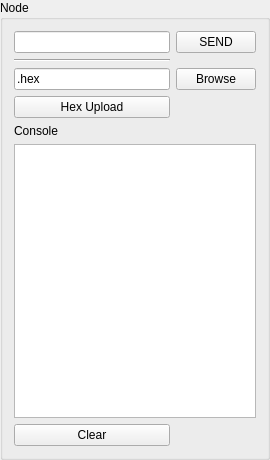
Old version of the form PC/gui/TKN_Nodebox.ui in the repository chrispap/TKN.
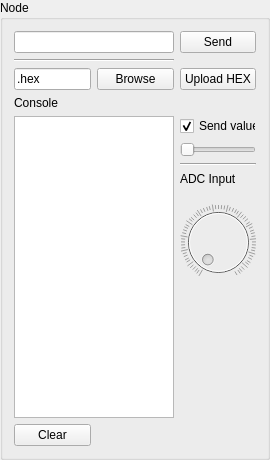
New version of the form.

Commit message: Dial displays the AD value, send byte with slider.

The edit to the form file:
```diff
--- a/PC/gui/TKN_Nodebox.ui
+++ b/PC/gui/TKN_Nodebox.ui
@@ -35,13 +35,6 @@
    <string>Node </string>
   </property>
   <layout class="QGridLayout" name="gridLayout">
-   <item row="1" column="1">
-    <widget class="QPushButton" name="buttonSend">
-     <property name="text">
-      <string>SEND</string>
-     </property>
-    </widget>
-   </item>
    <item row="4" column="1">
     <widget class="QPushButton" name="buttonBrowseHex">
      <property name="text">
@@ -49,7 +42,7 @@
      </property>
     </widget>
    </item>
-   <item row="1" column="0">
+   <item row="1" column="0" colspan="2">
     <widget class="QLineEdit" name="lineEdit_DataToSend">
      <property name="font">
       <font>
@@ -87,20 +80,13 @@
      </property>
     </widget>
    </item>
-   <item row="3" column="0">
+   <item row="3" column="0" colspan="2">
     <widget class="Line" name="line">
      <property name="orientation">
       <enum>Qt::Horizontal</enum>
      </property>
     </widget>
    </item>
-   <item row="7" column="0">
-    <widget class="QPushButton" name="buttonHexUpload">
-     <property name="text">
-      <string>Hex Upload</string>
-     </property>
-    </widget>
-   </item>
    <item row="9" column="0" colspan="2">
     <widget class="QTextEdit" name="textEditConsole">
      <property name="readOnly">
@@ -108,6 +94,84 @@
      </property>
     </widget>
    </item>
+   <item row="4" column="2">
+    <widget class="QPushButton" name="buttonHexUpload">
+     <property name="text">
+      <string>Upload HEX</string>
+     </property>
+    </widget>
+   </item>
+   <item row="1" column="2">
+    <widget class="QPushButton" name="buttonSend">
+     <property name="text">
+      <string>Send</string>
+     </property>
+    </widget>
+   </item>
+   <item row="9" column="2">
+    <layout class="QVBoxLayout" name="verticalLayout">
+     <item>
+      <widget class="QCheckBox" name="checkBox">
+       <property name="text">
+        <string>Send value</string>
+       </property>
+       <property name="checked">
+        <bool>true</bool>
+       </property>
+      </widget>
+     </item>
+     <item>
+      <widget class="QSlider" name="horizontalSlider">
+       <property name="maximum">
+        <number>255</number>
+       </property>
+       <property name="orientation">
+        <enum>Qt::Horizontal</enum>
+       </property>
+      </widget>
+     </item>
+     <item>
+      <widget class="Line" name="line_2">
+       <property name="orientation">
+        <enum>Qt::Horizontal</enum>
+       </property>
+      </widget>
+     </item>
+     <item>
+      <widget class="QLabel" name="label_3">
+       <property name="text">
+        <string>ADC Input</string>
+       </property>
+      </widget>
+     </item>
+     <item>
+      <widget class="QDial" name="dial">
+       <property name="enabled">
+        <bool>false</bool>
+       </property>
+       <property name="maximum">
+        <number>255</number>
+       </property>
+       <property name="notchesVisible">
+        <bool>true</bool>
+       </property>
+      </widget>
+     </item>
+     <item>
+      <spacer name="verticalSpacer">
+       <property name="orientation">
+        <enum>Qt::Vertical</enum>
+       </property>
+       <property name="sizeHint" stdset="0">
+        <size>
+         <width>20</width>
+         <height>40</height>
+        </size>
+       </property>
+      </spacer>
+     </item>
+    </layout>
+   </item>
   </layout>
  </widget>
  <resources/>
```
The commit also changes 10 other files.
